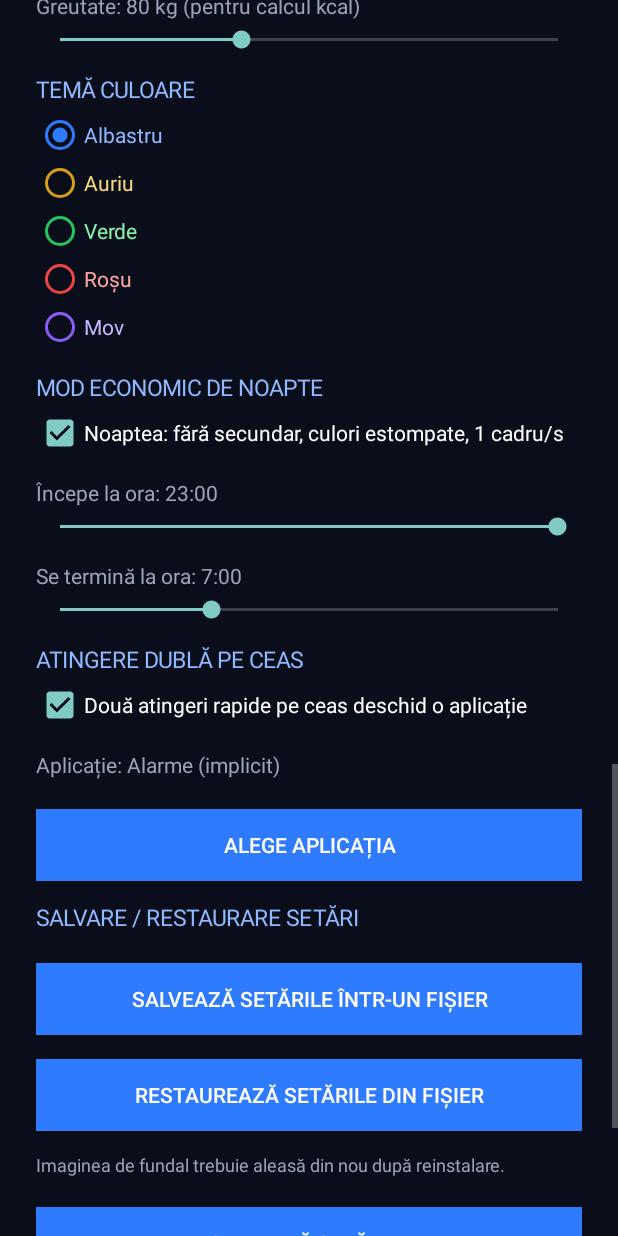
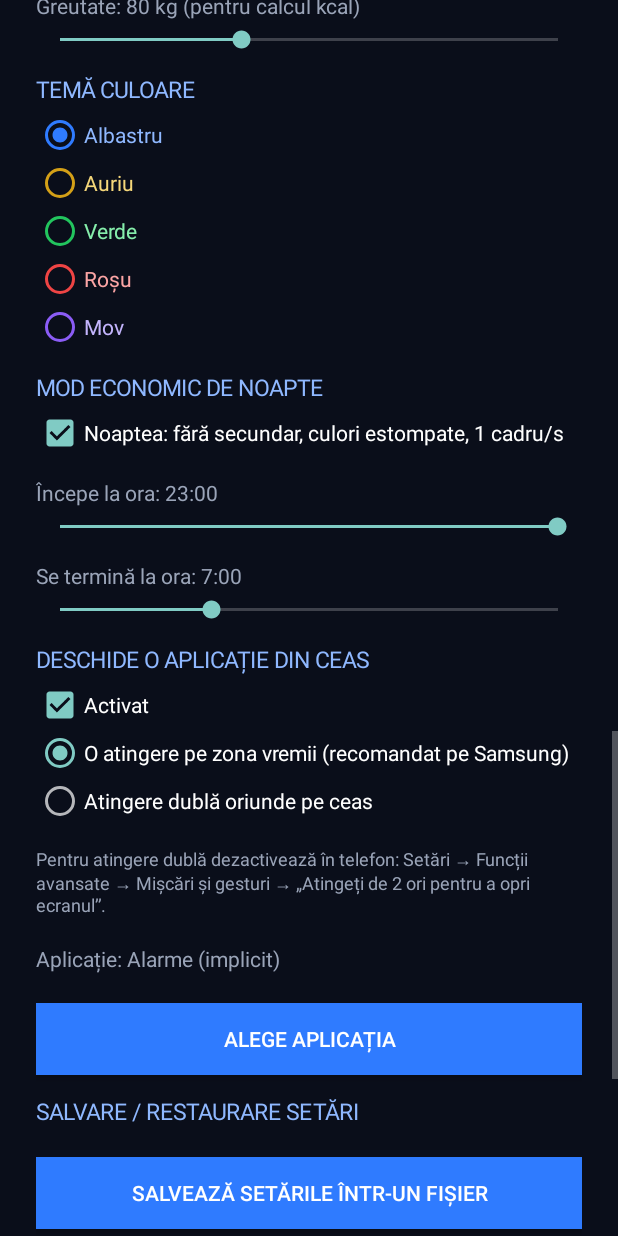
Before and after one commit to batranul1977/MvaClockWallpaper, an Android app: the screen it shows after launch (MainActivity), scrolled down 1730 dp, on a phone screen of 412 x 824 dp. Run offline under Robolectric (Android 15) with nearby library versions, the phone set to English and light mode, and no system bars.

Commit message:
Add files via upload

```diff
--- a/app/build.gradle.kts
+++ b/app/build.gradle.kts
@@ -11,8 +11,8 @@ android {
         applicationId = "ro.mva.clockwallpaper"
         minSdk = 26
         targetSdk = 35
-        versionCode = 7
-        versionName = "1.6"
+        versionCode = 8
+        versionName = "1.7"
     }
 
     buildTypes {
--- a/app/src/main/java/ro/mva/clockwallpaper/MainActivity.kt
+++ b/app/src/main/java/ro/mva/clockwallpaper/MainActivity.kt
@@ -43,6 +43,9 @@ class MainActivity : Activity() {
         const val KEY_DTAP_ON = "dtap_on"
         const val KEY_TAP_APP = "tap_app"
         const val TAP_WEATHER = "__weather__"
+        const val KEY_TAP_MODE = "tap_mode"
+        const val TAP_MODE_ZONE = 0     // o atingere pe zona vremii
+        const val TAP_MODE_DOUBLE = 1   // atingere dublă oriunde pe ceas
         const val REQ_IMAGE = 42
         const val REQ_EXPORT = 43
         const val REQ_IMPORT = 44
@@ -391,8 +394,28 @@ class MainActivity : Activity() {
         slider(KEY_NIGHT_TO, 7, 0, 23) { "Se termină la ora: $it:00" }
 
         // ---- Atingere dublă ----
-        root.addView(section("ATINGERE DUBLĂ PE CEAS"))
-        root.addView(check("Două atingeri rapide pe ceas deschid o aplicație", KEY_DTAP_ON, true))
+        root.addView(section("DESCHIDE O APLICAȚIE DIN CEAS"))
+        root.addView(check("Activat", KEY_DTAP_ON, true))
+        root.addView(RadioGroup(this).apply {
+            orientation = RadioGroup.VERTICAL
+            val cur = prefs.getInt(KEY_TAP_MODE, TAP_MODE_ZONE)
+            listOf(
+                TAP_MODE_ZONE to "O atingere pe zona vremii (recomandat pe Samsung)",
+                TAP_MODE_DOUBLE to "Atingere dublă oriunde pe ceas"
+            ).forEach { (m, t) ->
+                addView(RadioButton(this@MainActivity).apply {
+                    id = 2000 + m
+                    text = t
+                    setTextColor(Color.WHITE)
+                    isChecked = m == cur
+                })
+            }
+            setOnCheckedChangeListener { _, id -> prefs.edit().putInt(KEY_TAP_MODE, id - 2000).apply() }
+        })
+        root.addView(label(
+            "Pentru atingere dublă dezactivează în telefon: Setări → Funcții avansate → " +
+                    "Mișcări și gesturi → „Atingeți de 2 ori pentru a opri ecranul”.", 12f
+        ))
         val tapLabel = label("Aplicație: ${appName(prefs.getString(KEY_TAP_APP, "") ?: "")}")
         root.addView(tapLabel)
         root.addView(button("Alege aplicația") {
```
Also changed, not shown: app/src/main/java/ro/mva/clockwallpaper/ClockWallpaperService.kt (+15 -1 lines).
